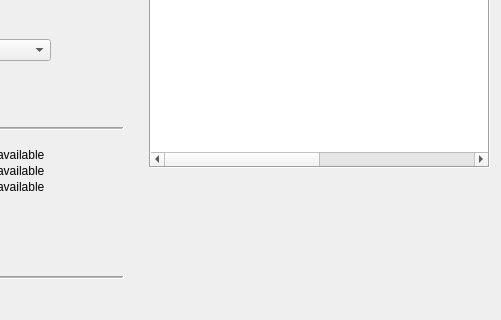
Above: mainwindow.ui from AnthonyA28/Qt-PWCL-test before the change; both pictures show x 199 to 700 and y 115 to 435 of the 700 by 577 pixel window. Below: the same form after it.
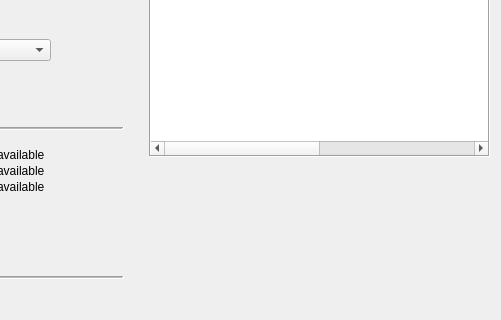
That is the form after the change. Icons and pictures are not drawn. Custom widgets are drawn as their Qt base class.

Commit message: handles emergency messages and desnt allow input untill connection is valid.

The edit to the form file:
```diff
--- a/mainwindow.ui
+++ b/mainwindow.ui
@@ -770,7 +770,7 @@
      </layout>
     </item>
     <item>
-     <layout class="QVBoxLayout" name="verticalLayout" stretch="1,1">
+     <layout class="QVBoxLayout" name="verticalLayout" stretch="1,0,1">
       <item>
        <widget class="QTableWidget" name="outputTable">
         <property name="enabled">
@@ -1020,6 +1020,57 @@
         </item>
        </widget>
       </item>
+      <item>
+       <widget class="QLabel" name="emergencyMessageLabel">
+        <property name="palette">
+         <palette>
+          <active>
+           <colorrole role="WindowText">
+            <brush brushstyle="SolidPattern">
+             <color alpha="255">
+              <red>255</red>
+              <green>0</green>
+              <blue>0</blue>
+             </color>
+            </brush>
+           </colorrole>
+          </active>
+          <inactive>
+           <colorrole role="WindowText">
+            <brush brushstyle="SolidPattern">
+             <color alpha="255">
+              <red>255</red>
+              <green>0</green>
+              <blue>0</blue>
+             </color>
+            </brush>
+           </colorrole>
+          </inactive>
+          <disabled>
+           <colorrole role="WindowText">
+            <brush brushstyle="SolidPattern">
+             <color alpha="255">
+              <red>120</red>
+              <green>120</green>
+              <blue>120</blue>
+             </color>
+            </brush>
+           </colorrole>
+          </disabled>
+         </palette>
+        </property>
+        <property name="font">
+         <font>
+          <pointsize>11</pointsize>
+          <weight>75</weight>
+          <bold>true</bold>
+         </font>
+        </property>
+        <property name="text">
+         <string/>
+        </property>
+       </widget>
+      </item>
       <item>
        <widget class="QCustomPlot" name="plot" native="true"/>
       </item>
```
The commit also changes 2 other files.
